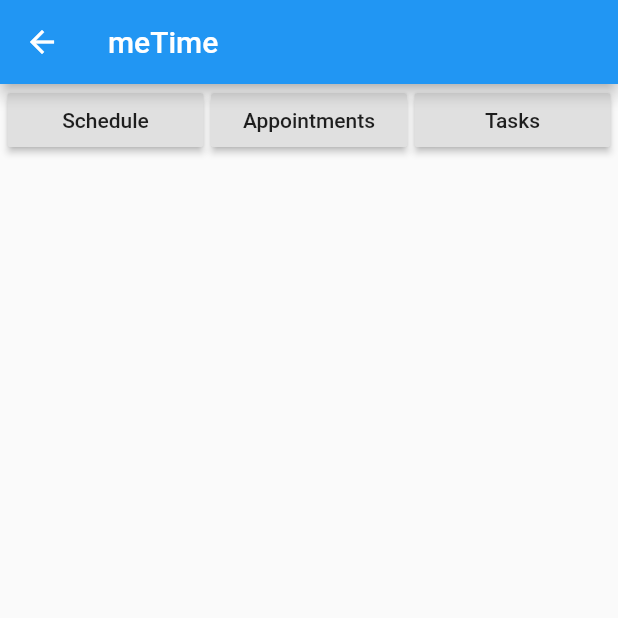
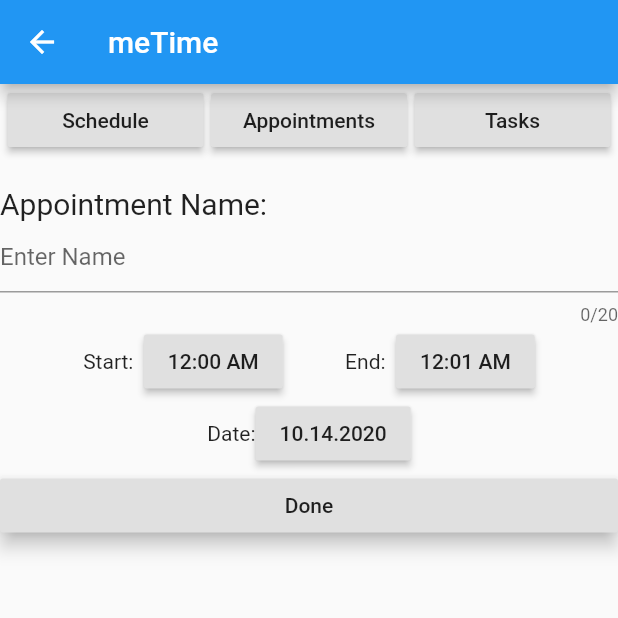
Before and after one commit to grantraja/meTime_app, a Flutter app: the NewItemScreen screen opened by its route, after a tap on "Appointments", on a phone screen of 412 x 824 dp, the top half of it. Run offline on Flutter 3.47's test engine with Material 2 defaults, Android fonts, the phone set to English and light mode, and no system bars.

Commit message:
Block Provider Finished, Block Display Next

```diff
--- /dev/null
+++ b/lib/Models/appointment.dart
@@ -0,0 +1,14 @@
+import 'package:flutter/material.dart';
+
+class Block {
+  String name;
+  TimeOfDay start;
+  TimeOfDay end;
+  DateTime day;
+  Block({
+    @required this.name,
+    @required this.start,
+    @required this.end,
+    @required this.day,
+  });
+}
--- /dev/null
+++ b/lib/Models/block.dart
@@ -0,0 +1,14 @@
+import 'package:flutter/material.dart';
+
+class Block {
+  String name;
+  TimeOfDay start;
+  TimeOfDay end;
+  List<bool> days;
+  Block({
+    @required this.name,
+    @required this.start,
+    @required this.end,
+    @required this.days,
+  });
+}
--- /dev/null
+++ b/lib/Models/task.dart
@@ -0,0 +1,9 @@
+import 'package:flutter/material.dart';
+
+class Block {
+  String name;
+
+  Block({
+    @required this.name,
+  });
+}
--- /dev/null
+++ b/lib/Providers/blocks_provider.dart
@@ -0,0 +1,55 @@
+import 'package:flutter/material.dart';
+import '../tools/timeOfDay_tools.dart';
+import '../Models/block.dart';
+
+class Blocks with ChangeNotifier {
+  List<Block> _blocks = [
+    Block(
+      name: "Test",
+      start: TimeOfDay(hour: 5, minute: 30),
+      end: TimeOfDay(hour: 7, minute: 30),
+      days: [false, true, true, true, true, true, false],
+    )
+  ];
+
+  bool validateNewTimes(Block newBlock) {
+    //Times are fine till conflict is found
+    bool valid = true;
+    //check ever current block
+    _blocks.forEach((evalBlock) {
+      //are there overlapping times?
+      if (isConflicting(
+          evalBlock.start, evalBlock.end, newBlock.start, newBlock.end)) {
+        //if so, are there also overlapping days?
+        for (int i = 0; i < 7; i++) {
+          if (evalBlock.days[i] == true && newBlock.days[i] == true) {
+            //if it passes both previous questions, the timing is invaild
+            valid = false;
+          }
+        }
+      }
+    });
+    return valid;
+  }
+
+  bool addBlock(Block newBlock) {
+    if (!validateNewTimes(newBlock)) {
+      return false;
+    }
+    _blocks.add(newBlock);
+  }
+
+  List<int> todaysBlocks(int day) {
+    List<int> results = [];
+    for (int i = 0; i < _blocks.length; i++) {
+      if (_blocks[i].days[day] = true) {
+        results.add(i);
+      }
+    }
+    return results;
+  }
+
+  Block findById(int id) {
+    return _blocks[id];
+  }
+}
--- a/lib/Screens/new_item_screen.dart
+++ b/lib/Screens/new_item_screen.dart
@@ -6,6 +6,7 @@ class NewItemScreen extends StatefulWidget {
   List<bool> weekdays = [true, false, false, false, false, false, false];
   TimeOfDay start = TimeOfDay(hour: 0, minute: 0);
   TimeOfDay end = TimeOfDay(hour: 0, minute: 1);
+  DateTime pickedDate = DateTime.now();
   @override
   _NewItemScreenState createState() => _NewItemScreenState();
 }
@@ -16,7 +17,7 @@ class _NewItemScreenState extends State<NewItemScreen> {
   }
 
   final _blockFormKey = GlobalKey<FormState>();
-  // final _blockFormKey = GlobalKey<FormState>();
+  final _appFormKey = GlobalKey<FormState>();
   // final _blockFormKey = GlobalKey<FormState>();
   @override
   Widget build(BuildContext context) {
@@ -82,7 +83,9 @@ class _NewItemScreenState extends State<NewItemScreen> {
                     child: Column(
                       crossAxisAlignment: CrossAxisAlignment.start,
                       children: <Widget>[
-                        SizedBox(height: 20,),
+                        SizedBox(
+                          height: 20,
+                        ),
                         //Block Name
                         Text(
                           "Block Name:",
@@ -110,10 +113,13 @@ class _NewItemScreenState extends State<NewItemScreen> {
                             Spacer(flex: 1),
                             RaisedButton(
                               onPressed: () async {
-                                widget.start = await showTimePicker(
+                                TimeOfDay buffer = await showTimePicker(
                                   context: context,
                                   initialTime: TimeOfDay.now(),
                                 );
+                                if (buffer != null) {
+                                  widget.start = buffer;
+                                }
                                 update();
                               },
                               child: Text(widget.start.format(context)),
@@ -123,10 +129,13 @@ class _NewItemScreenState extends State<NewItemScreen> {
                             Spacer(flex: 1),
                             RaisedButton(
                               onPressed: () async {
-                                widget.end = await showTimePicker(
+                                TimeOfDay buffer = await showTimePicker(
                                   context: context,
                                   initialTime: TimeOfDay.now(),
                                 );
+                                if (buffer != null) {
+                                  widget.end = buffer;
+                                }
                                 update();
                               },
                               child: Text(widget.end.format(context)),
@@ -240,7 +249,103 @@ class _NewItemScreenState extends State<NewItemScreen> {
                 : widget.tabSelection == 1
                     ?
                     //appointments
-                    Container()
+                    Form(
+                        key: _appFormKey,
+                        child: Column(
+                          crossAxisAlignment: CrossAxisAlignment.start,
+                          children: [
+                            SizedBox(
+                              height: 20,
+                            ),
+                            Text(
+                              "Appointment Name:",
+                              style: TextStyle(
+                                fontSize: 20,
+                              ),
+                            ),
+                            TextFormField(
+                              decoration: const InputDecoration(
+                                hintText: 'Enter Name',
+                              ),
+                              maxLength: 20,
+                              validator: (value) {
+                                if (value.isEmpty) {
+                                  return 'Please enter some text';
+                                }
+                                return null;
+                              },
+                            ),
+                            Row(
+                              children: [
+                                Spacer(flex: 8),
+                                Text("Start:"),
+                                Spacer(flex: 1),
+                                RaisedButton(
+                                  onPressed: () async {
+                                    TimeOfDay buffer = await showTimePicker(
+                                      context: context,
+                                      initialTime: TimeOfDay.now(),
+                                    );
+                                    if (buffer != null) {
+                                      widget.start = buffer;
+                                    }
+                                    update();
+                                  },
+                                  child: Text(widget.start.format(context)),
+                                ),
+                                Spacer(flex: 6),
+                                Text("End:"),
+                                Spacer(flex: 1),
+                                RaisedButton(
+                                  onPressed: () async {
+                                    TimeOfDay buffer = await showTimePicker(
+                                      context: context,
+                                      initialTime: TimeOfDay.now(),
+                                    );
+                                    if (buffer != null) {
+                                      widget.end = buffer;
+                                    }
+                                    update();
+                                  },
+                                  child: Text(widget.end.format(context)),
+                                ),
+                                Spacer(flex: 8),
+                              ],
+                            ),
+                            Row(
+                              mainAxisAlignment: MainAxisAlignment.center,
+                              children: [
+                                Text("Date:"),
+                                RaisedButton(
+                                  onPressed: () async {
+                                    DateTime buffer = await showDatePicker(
+                                      context: context,
+                                      initialDate: DateTime.now(),
+                                      lastDate:
+                                          DateTime(DateTime.now().year + 5),
+                                      firstDate: DateTime.now(),
+                                    );
+                                    if (buffer != null) {
+                                      widget.pickedDate = buffer;
+                                    }
+                                    update();
+                                  },
+                                  child: Text(
+                                      "${widget.pickedDate.month}.${widget.pickedDate.day}.${widget.pickedDate.year}"),
+                                ),
+                              ],
+                            ),
+                            Container(
+                              width: double.infinity,
+                              child: RaisedButton(
+                                elevation: 5,
+                                onPressed: () {},
+                                child: Text("Done"),
+                              ),
+                            ),
+                          ],
+                        ),
+                      )
                     :
                     //tasks
                     Container(),
--- /dev/null
+++ b/lib/tools/timeOfDay_tools.dart
@@ -0,0 +1,24 @@
+import 'package:flutter/material.dart';
+
+int toDouble(TimeOfDay time) {
+  return (time.hour * 60) + time.minute;
+}
+
+bool isConflicting(
+  TimeOfDay originalStart,
+  TimeOfDay originalEnd,
+  TimeOfDay newStart,
+  TimeOfDay newEnd,
+) {
+  int intOrgStr = toDouble(originalStart);
+  int intOrgEnd = toDouble(originalEnd);
+  int intNewStr = toDouble(newStart);
+  int intNewEnd = toDouble(newEnd);
+  if (intNewStr >= intOrgStr && intNewStr < intOrgEnd) {
+    return true;
+  }
+  if (intNewEnd > intOrgStr && intNewEnd <= intOrgEnd) {
+    return true;
+  }
+  return false;
+}
--- a/pubspec.yaml
+++ b/pubspec.yaml
@@ -23,6 +23,8 @@ environment:
 dependencies:
   flutter:
     sdk: flutter
+  provider: ^4.0.4
+
 
 
   # The following adds the Cupertino Icons font to your application.
```
Also changed, not shown: lib/main.dart (+11 -1 lines), pubspec.lock.
